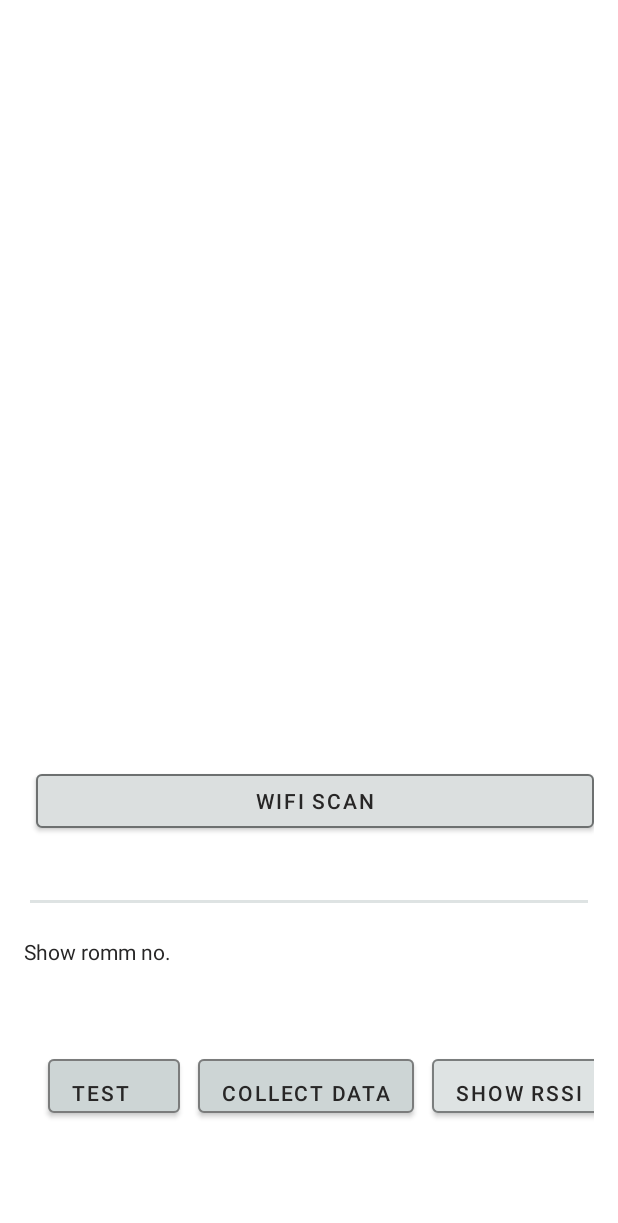
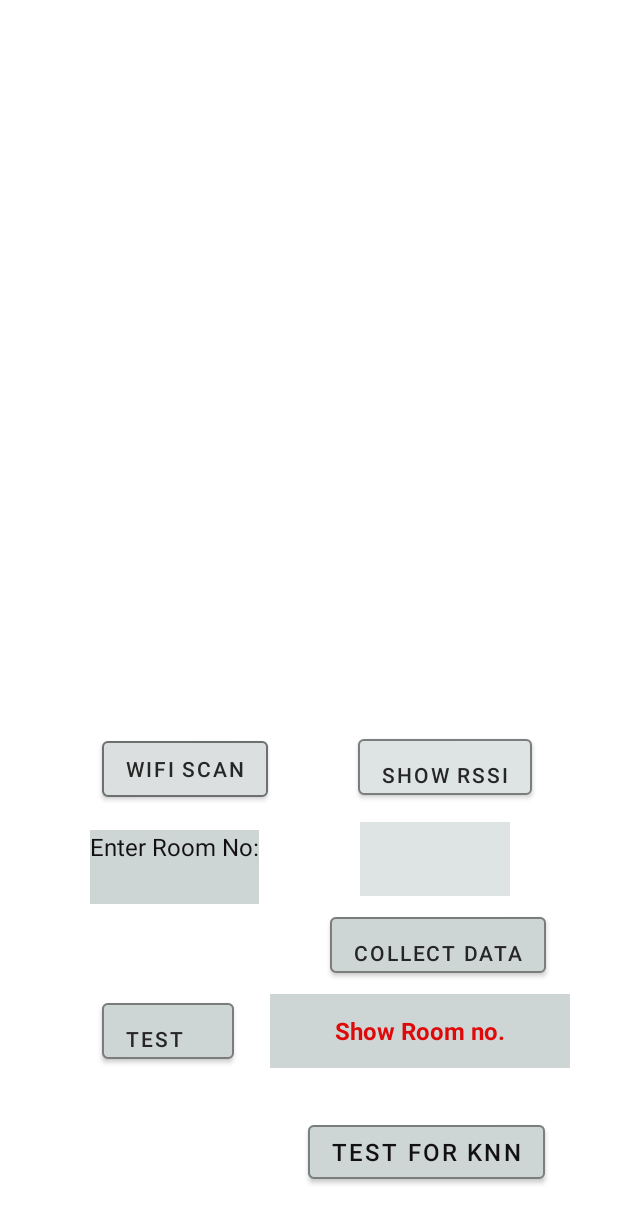
Before and after one commit to Mobile-Computing-Winter-2021/Mobile-Computing, an Android app: the layout activity_main.xml on its own in the app's theme, with its tools: preview values and no code run, on a phone screen of 412 x 824 dp. Shown: the top 1223 px of the screen. Run offline under Robolectric (Android 15) with nearby library versions, the phone set to English and light mode, and no system bars.

Commit message:
With Optional 1

```diff
--- a/app/src/main/AndroidManifest.xml
+++ b/app/src/main/AndroidManifest.xml
@@ -15,7 +15,8 @@
         android:roundIcon="@mipmap/ic_launcher_round"
         android:supportsRtl="true"
         android:theme="@style/Theme.Assignment5">
-        <activity android:name=".Plot"></activity>
+        <activity android:name=".TestKnn"></activity>
+        <activity android:name=".Plot" />
         <activity android:name=".MainActivity">
             <intent-filter>
                 <action android:name="android.intent.action.MAIN" />
--- a/app/src/main/res/layout/activity_main.xml
+++ b/app/src/main/res/layout/activity_main.xml
@@ -18,17 +18,17 @@
 
     <Button
         android:id="@+id/scanwifi"
-        android:layout_width="match_parent"
-        android:layout_height="wrap_content"
+        android:layout_width="wrap_content"
+        android:layout_height="49dp"
         android:layout_alignParentBottom="true"
         android:layout_gravity="bottom"
-        android:layout_marginStart="8dp"
-        android:layout_marginBottom="8dp"
 
+        android:layout_marginStart="52dp"
+        android:layout_marginBottom="16dp"
         android:backgroundTint="#DBDFDF"
         android:text="@string/wifi_scan"
         android:textColor="#272626"
-        app:layout_constraintBottom_toTopOf="@+id/roomno"
+        app:layout_constraintBottom_toTopOf="@+id/enter"
         app:layout_constraintStart_toStartOf="parent"
         app:strokeColor="#6D7070"
         app:strokeWidth="1dp"
@@ -36,81 +36,130 @@
 
     <EditText
         android:id="@+id/roomno"
-        android:layout_width="match_parent"
-        android:layout_height="wrap_content"
-        android:layout_marginBottom="16dp"
+        android:layout_width="100dp"
+        android:layout_height="49dp"
+        android:layout_marginEnd="56dp"
+        android:layout_marginBottom="8dp"
+        android:background="#CDD5D5"
+
+        android:backgroundTint="#DEE3E3"
+        android:gravity="center"
         android:inputType="number"
+        android:textColor="#272626"
         android:textSize="16sp"
-        android:backgroundTint="#DEE3E3"
-        android:textColor="#272626"
+        app:layout_constraintBottom_toTopOf="@+id/collectdata"
+        app:layout_constraintEnd_toEndOf="parent"
         app:strokeColor="#7B7E7E"
-        app:strokeWidth="1dp"
-        app:layout_constraintBottom_toTopOf="@+id/testview"
-        app:layout_constraintEnd_toEndOf="parent"
-        app:layout_constraintHorizontal_bias="0.0"
-        app:layout_constraintStart_toStartOf="parent" />
+        app:strokeWidth="1dp" />
 
     <Button
         android:id="@+id/showrssi"
         android:layout_width="wrap_content"
-        android:layout_height="wrap_content"
-        android:layout_marginStart="12dp"
-        android:layout_marginBottom="60dp"
+        android:layout_height="49dp"
+        android:layout_marginStart="60dp"
+        android:layout_marginBottom="12dp"
         android:backgroundTint="#DEE3E3"
         android:gravity="bottom"
         android:text="Show RSSI"
         android:textColor="#272626"
-        app:layout_constraintBottom_toBottomOf="parent"
-        app:layout_constraintStart_toEndOf="@+id/collectdata"
+        app:layout_constraintBottom_toTopOf="@+id/roomno"
+        app:layout_constraintStart_toEndOf="@+id/scanwifi"
         app:strokeColor="#7B7E7E"
-        app:strokeWidth="1dp" />
+        app:strokeWidth="1dp"
+        tools:ignore="MissingConstraints" />
 
     <Button
         android:id="@+id/collectdata"
         android:layout_width="wrap_content"
-        android:layout_height="wrap_content"
-        android:layout_marginStart="12dp"
-        android:layout_marginBottom="60dp"
+        android:layout_height="49dp"
 
+        android:layout_marginBottom="8dp"
         android:backgroundTint="#CDD5D5"
         android:gravity="bottom"
         android:text="Collect data"
         android:textColor="#272626"
-        app:layout_constraintBottom_toBottomOf="parent"
-        app:layout_constraintStart_toEndOf="@+id/test"
+        app:layout_constraintBottom_toTopOf="@+id/testview"
+        app:layout_constraintEnd_toEndOf="parent"
+        app:layout_constraintHorizontal_bias="0.863"
+        app:layout_constraintStart_toStartOf="parent"
         app:strokeColor="#7B7C7C"
         app:strokeWidth="1dp" />
 
     <Button
         android:id="@+id/test"
         android:layout_width="wrap_content"
-        android:layout_height="wrap_content"
-        android:layout_marginStart="16dp"
+        android:layout_height="49dp"
 
-        android:layout_marginBottom="60dp"
+        android:layout_marginStart="52dp"
+        android:layout_marginBottom="96dp"
+
         android:backgroundTint="#CDD5D5"
         android:gravity="bottom"
-
         android:text="test"
         android:textColor="#272626"
         app:layout_constraintBottom_toBottomOf="parent"
+        app:layout_constraintEnd_toStartOf="@+id/testview"
+        app:layout_constraintHorizontal_bias="0.0"
         app:layout_constraintStart_toStartOf="parent"
         app:strokeColor="#7B7C7C"
-        app:strokeWidth="1dp" />
+        app:strokeWidth="1dp"
+        tools:ignore="MissingConstraints" />
 
     <TextView
         android:id="@+id/testview"
-        android:layout_width="match_parent"
+        android:layout_width="200dp"
+        android:layout_height="49dp"
+        android:layout_marginEnd="16dp"
+        android:layout_marginBottom="32dp"
+        android:background="#EAF1F1"
+        android:backgroundTint="#CDD5D5"
+        android:gravity="center"
+        android:text="Show Room no."
+        android:textAlignment="center"
+        android:textColor="#DF0909"
+        android:textSize="16dp"
+        android:textStyle="bold"
+        app:layout_constraintBottom_toTopOf="@+id/buttonknn"
+        app:layout_constraintEnd_toEndOf="parent"
+        app:strokeColor="#7B7E7E"
+        app:strokeWidth="1dp"
+        tools:ignore="MissingConstraints" />
+
+    <TextView
+        android:id="@+id/enter"
+        android:layout_width="wrap_content"
+        android:layout_height="49dp"
+        android:layout_marginStart="44dp"
+        android:layout_marginBottom="60dp"
+        android:background="#EAF1F1"
+        android:backgroundTint="#CDD5D5"
+        android:text="Enter Room No:"
+        android:textAlignment="center"
+        android:textColor="#121010"
+        android:textSize="16dp"
+        app:layout_constraintBottom_toTopOf="@+id/test"
+        app:layout_constraintEnd_toStartOf="@+id/roomno"
+        app:layout_constraintHorizontal_bias="0.0"
+        app:layout_constraintStart_toStartOf="parent"
+        app:strokeColor="#7B7E7E"
+        app:strokeWidth="1dp" />
+
+    <Button
+        android:id="@+id/buttonknn"
+        android:layout_width="wrap_content"
         android:layout_height="wrap_content"
-        android:layout_marginBottom="56dp"
-        android:text="Show romm no."
+        android:layout_marginBottom="16dp"
+        android:backgroundTint="#CDD5D5"
+        android:text="Test for KNN"
+        android:textAlignment="center"
+        android:textColor="#121010"
+        android:textSize="16dp"
+        app:layout_constraintBottom_toBottomOf="parent"
+        app:layout_constraintEnd_toEndOf="parent"
+        app:layout_constraintHorizontal_bias="0.854"
+        app:layout_constraintStart_toStartOf="parent"
         app:strokeColor="#7B7E7E"
-        android:backgroundTint="#CDD5D5"
-        app:strokeWidth="1dp"
-        android:textColor="#272626"
-        app:layout_constraintBottom_toTopOf="@+id/collectdata"
-        app:layout_constraintEnd_toEndOf="parent"
-        app:layout_constraintStart_toStartOf="parent" />
+        app:strokeWidth="1dp" />
 
 
 </androidx.constraintlayout.widget.ConstraintLayout>
```
